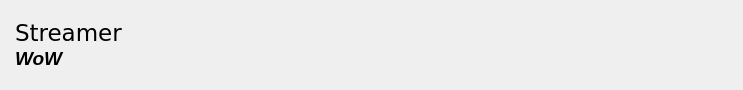
Old version of the form sources/ui/streamitemwidget.ui in the repository Oyuret/liveGUIMobile.
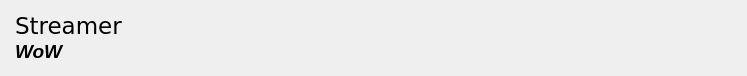
New version of the form. Icons and pictures are not drawn.

The edit to the form file:
```diff
--- a/sources/ui/streamitemwidget.ui
+++ b/sources/ui/streamitemwidget.ui
@@ -2,15 +2,12 @@
 <ui version="4.0">
  <class>StreamItemWidget</class>
  <widget class="QWidget" name="StreamItemWidget">
-  <property name="enabled">
-   <bool>true</bool>
-  </property>
   <property name="geometry">
    <rect>
     <x>0</x>
     <y>0</y>
-    <width>743</width>
-    <height>90</height>
+    <width>747</width>
+    <height>76</height>
    </rect>
   </property>
   <property name="baseSize">
```
Left out of the diff: 6 changed lines with no effect on the pictures.
